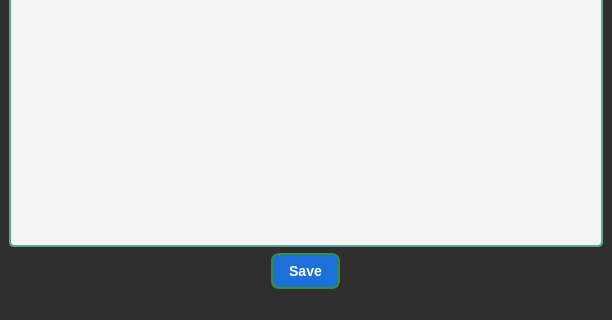
First picture: the form in ui/attendanceTable.ui, repository Hr15h1/Attendance_system_using_facial_recognition, before the edit; both pictures show x 0 to 612 and y 226 to 546 of the 612 by 546 pixel window.
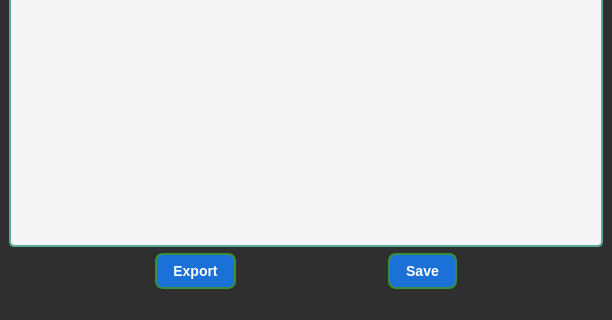
Second picture: the form after the edit. Icons and pictures are not drawn.

Commit message:
Add export attendance function
Added a function to export the attendance based on the date limits input by the user.

Diff of the .ui file:
```diff
--- a/ui/attendanceTable.ui
+++ b/ui/attendanceTable.ui
@@ -365,6 +365,54 @@
       </item>
       <item>
        <layout class="QHBoxLayout" name="horizontalLayout_4">
+        <item>
+         <widget class="QPushButton" name="pushButton_2">
+          <property name="sizePolicy">
+           <sizepolicy hsizetype="Fixed" vsizetype="Fixed">
+            <horstretch>0</horstretch>
+            <verstretch>0</verstretch>
+           </sizepolicy>
+          </property>
+          <property name="minimumSize">
+           <size>
+            <width>0</width>
+            <height>0</height>
+           </size>
+          </property>
+          <property name="styleSheet">
+           <string notr="true">QPushButton {
+	background-color: rgb(28, 113, 216);
+    color: white;
+    border: 2px solid #388E3C;
+    border-radius: 8px;
+    padding: 8px 16px;
+    font-size: 14px;
+    font-weight: bold;
+    text-align: center;
+}
+
+QPushButton:hover {
+    background-color: #4CAF50;
+    border: 2px solid #2E7D32;
+}
+
+QPushButton:pressed {
+    background-color: #388E3C;
+    border: 2px solid #1B5E20;
+}
+
+QPushButton:disabled {
+    background-color: #D3D3D3;
+    color: #A0A0A0;
+    border: 2px solid #A0A0A0;
+}
+</string>
+          </property>
+          <property name="text">
+           <string>Export</string>
+          </property>
+         </widget>
+        </item>
         <item>
          <widget class="QPushButton" name="save_button">
           <property name="sizePolicy">
```
The commit also changes 12 other files.
